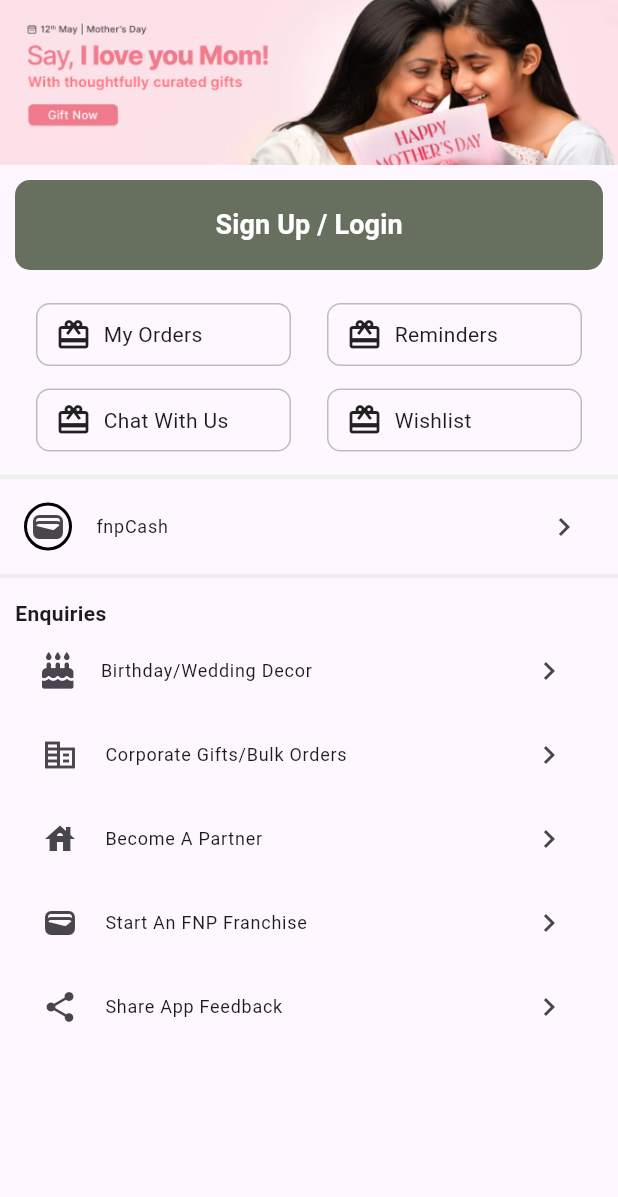
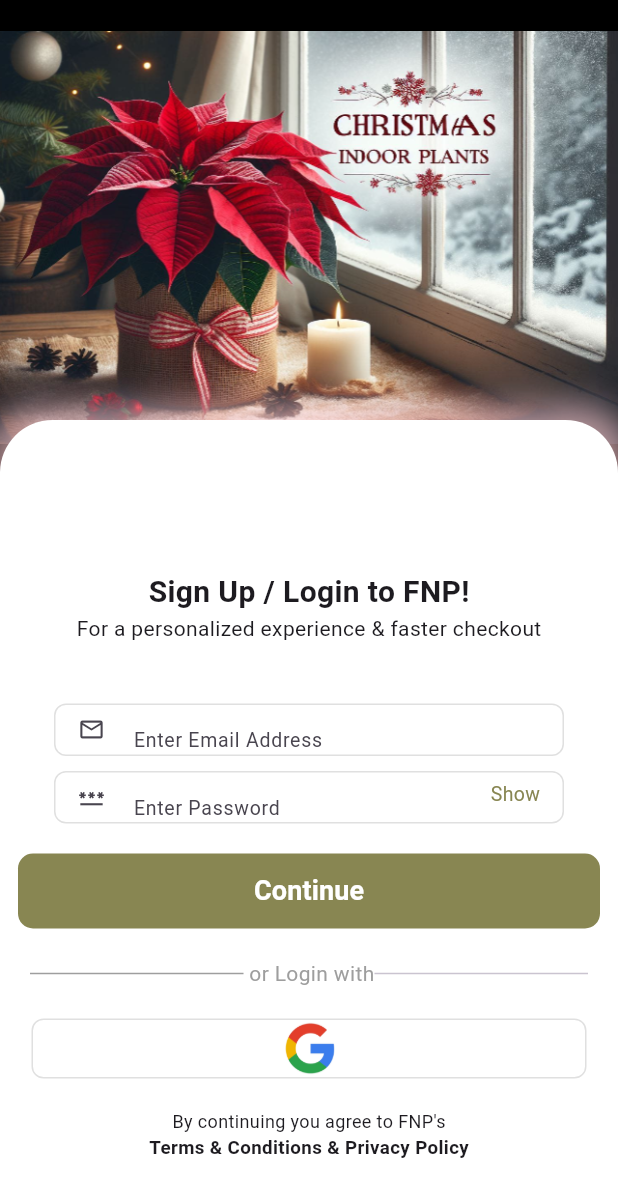
Before and after one commit to lightninghawk110/fernpetals, a Flutter app: the AccountSection screen opened directly, after a tap on "Sign Up / Login", on a phone screen of 412 x 824 dp. Shown: the top 1197 px of the screen. Run offline on Flutter 3.47's test engine with Material 3 defaults, Android fonts, the phone set to English and light mode, and no system bars; our stand-ins replace carousel_slider, font_awesome_flutter; missing offline and left inert: dart:ffi.

Commit message:
Login Page

```diff
--- a/lib/Routes/Route_Paths.dart
+++ b/lib/Routes/Route_Paths.dart
@@ -1,8 +1,9 @@
 class RoutePaths {
   static const Start = '/';
-  static const ItemPage  = 'item_page';
-  static const Loc  = 'location_page';
-  static const FreeMessageCard  = 'free_message_card';
+  static const ItemPage = 'item_page';
+  static const Loc = 'location_page';
+  static const FreeMessageCard = 'free_message_card';
   static const cartpg_empty = 'cart_page_empty';
   static const cartpg = 'cart_page';
+  static const login = 'login_page';
 }
--- a/lib/Routes/router.dart
+++ b/lib/Routes/router.dart
@@ -5,6 +5,7 @@
 import 'package:fern_n_petals/screens/cart_page_emp.dart';
 import 'package:fern_n_petals/screens/home_page.dart';
 import 'package:fern_n_petals/screens/item_page.dart';
+import 'package:fern_n_petals/screens/login_page.dart';
 import 'package:fern_n_petals/screens/message_card_page.dart';
 import 'package:flutter/material.dart';
 
@@ -33,6 +34,8 @@
         return MaterialPageRoute(builder: (_) => CartPageEmpty());
       case RoutePaths.cartpg:
         return MaterialPageRoute(builder: (_) => CartPage());
+      case RoutePaths.login:
+        return MaterialPageRoute(builder: (_) => LoginPage());
       default:
         return MaterialPageRoute(
             builder: (_) => Scaffold(
--- a/lib/screens/account_section.dart
+++ b/lib/screens/account_section.dart
@@ -1,3 +1,4 @@
+import 'package:fern_n_petals/Routes/Route_Paths.dart';
 import 'package:fern_n_petals/screens/item_page.dart';
 import 'package:flutter/material.dart';
 import 'package:font_awesome_flutter/font_awesome_flutter.dart';
@@ -20,12 +21,13 @@
           child: Container(
             decoration: BoxDecoration(
               borderRadius: BorderRadius.circular(10.0),
-              color: Color.fromARGB(255, 103, 111, 94),
+              color: Color.fromARGB(255, 136, 134, 82),
             ),
-            height: 60,
-            width: 390,
+            height: 50,
+            width: MediaQuery.of(context).size.width,
             child: TextButton(
-              onPressed: () {},
+              onPressed: () =>
+                  Navigator.of(context).pushNamed(RoutePaths.login),
               child: Center(
                 child: Text(
                   "Sign Up / Login",
@@ -50,16 +52,22 @@
                 padding: const EdgeInsets.all(2.0),
                 child: Icon(
                   Icons.wallet,
+                  size: 20,
                 ),
               )),
           title: Text(
             "fnpCash",
             style: TextStyle(fontSize: 12.0),
           ),
-          trailing: Icon(Icons.keyboard_arrow_right),
+          trailing: Wrap(spacing: 12, children: <Widget>[
+            newContainer(),
+            Icon(Icons.keyboard_arrow_right)
+          ]),
         ),
         Div(),
         EnquiriesUI(),
+        Div(),
+        BlankSpace(),
       ],
     ));
   }
@@ -88,7 +96,10 @@
                       children: <Widget>[
                         Padding(
                           padding: const EdgeInsets.symmetric(horizontal: 4.0),
-                          child: Icon(Icons.card_giftcard),
+                          child: Icon(
+                            Icons.card_giftcard,
+                            size: 20,
+                          ),
                         ),
                         Padding(
                           padding: const EdgeInsets.symmetric(horizontal: 4.0),
@@ -108,7 +119,10 @@
                       children: <Widget>[
                         Padding(
                           padding: const EdgeInsets.symmetric(horizontal: 4.0),
-                          child: Icon(Icons.card_giftcard),
+                          child: Icon(
+                            Icons.alarm_add_outlined,
+                            size: 20,
+                          ),
                         ),
                         Padding(
                           padding: const EdgeInsets.symmetric(horizontal: 4.0),
@@ -134,7 +148,10 @@
                       children: <Widget>[
                         Padding(
                           padding: const EdgeInsets.symmetric(horizontal: 4.0),
-                          child: Icon(Icons.card_giftcard),
+                          child: Icon(
+                            Icons.chat_outlined,
+                            size: 20,
+                          ),
                         ),
                         Padding(
                           padding: const EdgeInsets.symmetric(horizontal: 4.0),
@@ -154,7 +171,10 @@
                       children: <Widget>[
                         Padding(
                           padding: const EdgeInsets.symmetric(horizontal: 4.0),
-                          child: Icon(Icons.card_giftcard),
+                          child: FaIcon(
+                            FontAwesomeIcons.heart,
+                            size: 20,
+                          ),
                         ),
                         Padding(
                           padding: const EdgeInsets.symmetric(horizontal: 4.0),
@@ -190,6 +210,7 @@
               padding: const EdgeInsets.all(2.0),
               child: FaIcon(
                 FontAwesomeIcons.birthdayCake,
+                size: 20,
               ),
             ),
             title: Text(
@@ -203,6 +224,7 @@
               padding: const EdgeInsets.all(2.0),
               child: Icon(
                 Icons.corporate_fare,
+                size: 20,
               ),
             ),
             title: Text(
@@ -216,6 +238,7 @@
               padding: const EdgeInsets.all(2.0),
               child: Icon(
                 Icons.house,
+                size: 20,
               ),
             ),
             title: Text(
@@ -229,6 +252,7 @@
               padding: const EdgeInsets.all(2.0),
               child: Icon(
                 Icons.wallet,
+                size: 20,
               ),
             ),
             title: Text(
@@ -242,6 +266,7 @@
               padding: const EdgeInsets.all(2.0),
               child: Icon(
                 Icons.share,
+                size: 20,
               ),
             ),
             title: Text(
@@ -255,3 +280,89 @@
     );
   }
 }
+
+class newContainer extends StatelessWidget {
+  const newContainer({super.key});
+
+  @override
+  Widget build(BuildContext context) {
+    return Container(
+      child: Padding(
+        padding: const EdgeInsets.symmetric(horizontal: 9.0, vertical: 5.0),
+        child: Text(
+          "New",
+          style: TextStyle(
+              fontSize: 13, color: Colors.white, fontWeight: FontWeight.w400),
+        ),
+      ),
+      decoration: BoxDecoration(
+          borderRadius: BorderRadius.circular(12.0),
+          gradient: LinearGradient(
+              begin: Alignment.center,
+              end: Alignment.topRight,
+              colors: [
+                Colors.red,
+                Colors.yellow,
+              ])),
+    );
+  }
+}
+
+class BlankSpace extends StatelessWidget {
+  const BlankSpace({super.key});
+
+  @override
+  Widget build(BuildContext context) {
+    return SizedBox(
+      height: 300,
+      child: Padding(
+        padding: const EdgeInsets.all(10.0),
+        child: Column(
+          crossAxisAlignment: CrossAxisAlignment.start,
+          children: <Widget>[
+            TextButton(
+                onPressed: () {},
+                child: Text(
+                  "Contact Us",
+                  style: TextStyle(
+                      decoration: TextDecoration.underline,
+                      color: Colors.black),
+                )),
+            TextButton(
+                onPressed: () {},
+                child: Text(
+                  "Privacy Policy",
+                  style: TextStyle(
+                      decoration: TextDecoration.underline,
+                      color: Colors.black),
+                )),
+            TextButton(
+              onPressed: () {},
+              child: SizedBox(
+                width: 90,
+                child: Row(
+                  mainAxisAlignment: MainAxisAlignment.spaceBetween,
+                  children: [
+                    Text(
+                      "Log Out",
+                      style:
+                          TextStyle(color: Color.fromARGB(255, 136, 134, 82)),
+                    ),
+                    Icon(
+                      Icons.keyboard_arrow_right,
+                      color: Color.fromARGB(255, 136, 134, 82),
+                    )
+                  ],
+                ),
+              ),
+            ),
+            Text(
+              "App Version 4.0.4",
+              style: TextStyle(color: Colors.grey),
+            )
+          ],
+        ),
+      ),
+    );
+  }
+}
--- /dev/null
+++ b/lib/screens/login_page.dart
@@ -0,0 +1,212 @@
+import 'package:flutter/material.dart';
+import 'package:http/http.dart';
+
+class LoginPage extends StatefulWidget {
+  LoginPage({super.key});
+
+  @override
+  State<LoginPage> createState() => _LoginPageState();
+}
+
+class _LoginPageState extends State<LoginPage> {
+  bool isvisible = false;
+  void _toggle() {
+    setState(() {
+      isvisible = !isvisible;
+    });
+  }
+
+  final emailController = TextEditingController();
+
+  final passwordController = TextEditingController();
+
+  @override
+  Widget build(BuildContext context) {
+    return Scaffold(
+      body: Stack(
+        children: [
+          Container(
+            color: Colors.black,
+            height: MediaQuery.of(context).size.height,
+          ),
+          Positioned(
+            child: Image.asset(
+              'assets/images/loginpageimg3.png',
+              height: MediaQuery.of(context).size.height / 2.6,
+              fit: BoxFit.contain,
+            ),
+          ),
+          Positioned(
+            top: 280,
+            child: Container(
+              width: MediaQuery.of(context).size.width,
+              height: 600,
+              decoration: BoxDecoration(
+                  boxShadow: [
+                    BoxShadow(
+                      color: Colors.red.shade100.withOpacity(0.7),
+                      spreadRadius: 10,
+                      blurRadius: 20,
+                    )
+                  ],
+                  borderRadius: BorderRadius.circular(35.0),
+                  color: Colors.white),
+              child: Column(
+                mainAxisSize: MainAxisSize.min,
+                children: <Widget>[
+                  SizedBox(
+                    height: 100,
+                  ),
+                  Text(
+                    "Sign Up / Login to FNP!",
+                    style: TextStyle(fontSize: 20, fontWeight: FontWeight.bold),
+                  ),
+                  Text(
+                    "For a personalized experience & faster checkout",
+                    style: TextStyle(fontWeight: FontWeight.w400),
+                  ),
+                  SizedBox(
+                    height: 40,
+                  ),
+                  Container(
+                    width: 340,
+                    height: 35,
+                    decoration: BoxDecoration(
+                        borderRadius: BorderRadius.circular(8.0),
+                        border: Border.all(color: Colors.grey.shade300)),
+                    child: TextField(
+                      controller: emailController,
+                      decoration: InputDecoration(
+
+                          //contentPadding: EdgeInsets.all(5),
+                          border: InputBorder.none,
+                          prefixIcon: Icon(
+                            Icons.email_outlined,
+                            size: 18,
+                          ),
+                          hintTextDirection: TextDirection.ltr,
+                          hintStyle: TextStyle(
+                            fontSize: 13,
+                          ),
+                          hintText: "Enter Email Address"),
+                    ),
+                  ),
+                  SizedBox(
+                    height: 10,
+                  ),
+                  Container(
+                    width: 340,
+                    height: 35,
+                    decoration: BoxDecoration(
+                        borderRadius: BorderRadius.circular(8.0),
+                        border: Border.all(color: Colors.grey.shade300)),
+                    child: TextField(
+                      obscureText: isvisible,
+                      controller: passwordController,
+                      decoration: InputDecoration(
+                          border: InputBorder.none,
+                          prefixIcon: Icon(
+                            Icons.password_outlined,
+                            size: 18,
+                          ),
+                          hintTextDirection: TextDirection.ltr,
+                          hintStyle: TextStyle(
+                            fontSize: 13,
+                          ),
+                          suffixIcon: Padding(
+                              padding: EdgeInsets.only(top: 5),
+                              child: InkWell(
+                                onTap: () => _toggle(),
+                                child: Text(
+                                  "Show",
+                                  style: TextStyle(
+                                      color: Color.fromARGB(255, 136, 134, 82),
+                                      fontSize: 13),
+                                ),
+                              )),
+                          hintText: "Enter Password"),
+                    ),
+                  ),
+                  SizedBox(
+                    height: 10,
+                  ),
+                  Padding(
+                    padding: const EdgeInsets.symmetric(
+                        horizontal: 12.0, vertical: 10),
+                    child: Container(
+                      decoration: BoxDecoration(
+                        borderRadius: BorderRadius.circular(10.0),
+                        color: Color.fromARGB(255, 136, 134, 82),
+                      ),
+                      height: 50,
+                      width: MediaQuery.of(context).size.width,
+                      child: TextButton(
+                        onPressed: () => {},
+                        child: Center(
+                          child: Text(
+                            "Continue",
+                            style: TextStyle(
+                                color: Colors.white,
+                                fontWeight: FontWeight.bold,
+                                fontSize: 18),
+                          ),
+                        ),
+                      ),
+                    ),
+                  ),
+                  SizedBox(
+                    height: 10,
+                  ),
+                  Padding(
+                    padding: const EdgeInsets.symmetric(horizontal: 20.0),
+                    child: Row(
+                      children: [
+                        Expanded(
+                          child: Divider(
+                            thickness: 1.0,
+                            color: Colors.grey,
+                          ),
+                        ),
+                        Text(
+                          " or Login with",
+                          style: TextStyle(color: Colors.grey),
+                        ),
+                        Expanded(child: Divider())
+                      ],
+                    ),
+                  ),
+                  SizedBox(
+                    height: 20,
+                  ),
+                  Container(
+                    width: 370,
+                    height: 40,
+                    decoration: BoxDecoration(
+                        border: Border.all(color: Colors.grey.shade300),
+                        borderRadius: BorderRadius.circular(8.0)),
+                    child: Center(
+                      child: Image.asset(
+                        'assets/images/googleimg.png',
+                        fit: BoxFit.fitHeight,
+                      ),
+                    ),
+                  ),
+                  SizedBox(
+                    height: 20,
+                  ),
+                  Text(
+                    "By continuing you agree to FNP's",
+                    style: TextStyle(fontSize: 12),
+                  ),
+                  Text("Terms & Conditions & Privacy Policy",
+                      style: TextStyle(
+                          fontSize: 12.5, fontWeight: FontWeight.bold)),
+                ],
+              ),
+            ),
+          )
+        ],
+      ),
+    );
+  }
+}
--- /dev/null
+++ b/lib/viewmodel/login_provider.dart
@@ -0,0 +1,12 @@
+import 'package:flutter/material.dart';
+import 'package:http/http.dart' as http;
+
+class LoginProvider with ChangeNotifier {
+   bool _isLoading = false;
+
+  bool get isLoading => _isLoading;
+  void login({required String email}) async {
+    _isLoading = true;
+
+  }
+}
--- a/pubspec.yaml
+++ b/pubspec.yaml
@@ -38,6 +38,7 @@
   carousel_slider: ^4.2.1
   intl: 0.19.0
   provider: ^5.0.0
+  http: ^1.2.1
 
 
 dev_dependencies:
```
Also changed, not shown: assets/images/googleimg.png (added), assets/images/loginpageimg2.png (added), assets/images/loginpageimg3.png (added), pubspec.lock.
